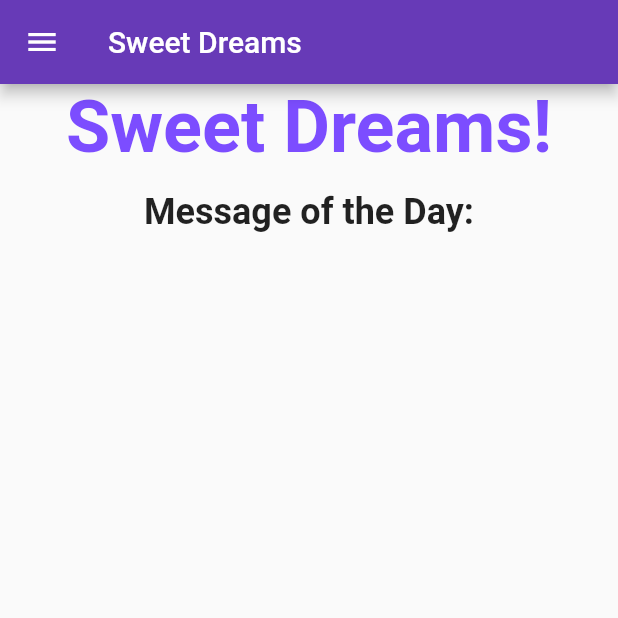
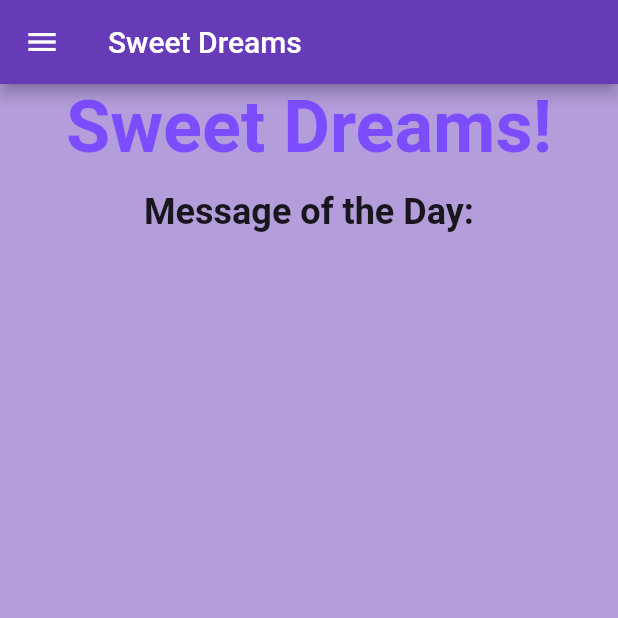
Before and after one commit to jakelang01/SweetDreams, a Flutter app: the screen it shows after launch, on a phone screen of 412 x 824 dp, the top half of it. Run offline on Flutter 3.47's test engine with Material 2 defaults, Android fonts, the phone set to English and light mode, and no system bars; our stand-ins replace cloud_firestore, firebase_core, flutter_rating_bar, shared_preferences, youtube_player_flutter; accounts and stored records are empty.

Commit message:
Add dark theme
Currently, the app theme is determined by system settings.

```diff
--- a/lib/main.dart
+++ b/lib/main.dart
@@ -42,6 +42,7 @@ class _MyHomePageState extends State<MyHomePage> {
       appBar: AppBar(
         title: Text("Sweet Dreams"),
       ),
+      backgroundColor: Theme.of(context).backgroundColor,
       body: Center(
           child: Column(
             children: <Widget>[
@@ -162,6 +163,9 @@ class MyApp extends StatelessWidget {
                 colorScheme: ColorScheme.fromSwatch(
                     primarySwatch: Colors.deepPurple
                 ),
+                backgroundColor: Colors.white,
+                canvasColor: Colors.grey.shade300,
+                accentColor: Colors.deepPurpleAccent,
 
                 fontFamily: 'Roboto',
                 textTheme: const TextTheme(
@@ -187,6 +191,39 @@ class MyApp extends StatelessWidget {
                   ),
                 ),
               ),
+              darkTheme: ThemeData(
+                colorScheme: ColorScheme.fromSwatch(
+                    primarySwatch: Colors.deepPurple
+                ),
+                backgroundColor: Colors.white10,
+                canvasColor: Colors.grey.shade300,
+                accentColor: Colors.deepPurpleAccent,
+
+                fontFamily: 'Roboto',
+                textTheme: const TextTheme(
+                  headline1: TextStyle(
+                    fontSize: 48.0,
+                    fontWeight: FontWeight.bold,
+                    color: Colors.deepPurpleAccent,
+                  ),
+                  headline2: TextStyle(
+                    fontSize: 24.0,
+                    fontWeight: FontWeight.bold,
+                    color: Colors.white70,
+                  ),
+                  bodyText1: TextStyle(
+                    fontSize: 18.0,
+                    fontStyle: FontStyle.italic,
+                    color: Colors.deepPurpleAccent,
+                  ),
+                  bodyText2: TextStyle(
+                    fontSize: 18.0,
+                    fontStyle: FontStyle.italic,
+                    color: Colors.white60,
+                  ),
+                ),
+              ),
+              themeMode: ThemeMode.system,
               home: const MyHomePage(title: 'Sweet Dreams'),
             );
           }
```
